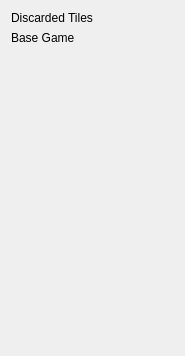
Old version of the form Carcasum/gui/remainingtilesview.ui in the repository TripleWhy/Carcasum.
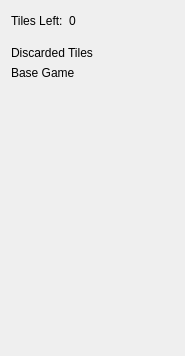
New version of the form.

Commit message: GUI changes: - experimental undo support - remaining tile count display - position drawing and id drawing can now be enabled seperately - fixed GraphicsEffect bug in RemainingTileView - limited zooming

What changed in the file:
```diff
--- a/Carcasum/gui/remainingtilesview.ui
+++ b/Carcasum/gui/remainingtilesview.ui
@@ -13,7 +13,49 @@
   <property name="windowTitle">
    <string notr="true"/>
   </property>
-  <layout class="QVBoxLayout" name="c" stretch="0,0,0">
+  <layout class="QVBoxLayout" name="c" stretch="0,0,0,0">
+   <item>
+    <widget class="QWidget" name="widget" native="true">
+     <layout class="QHBoxLayout" name="horizontalLayout">
+      <property name="leftMargin">
+       <number>0</number>
+      </property>
+      <property name="topMargin">
+       <number>0</number>
+      </property>
+      <property name="rightMargin">
+       <number>0</number>
+      </property>
+      <item>
+       <widget class="QLabel" name="label_3">
+        <property name="text">
+         <string>Tiles Left:</string>
+        </property>
+       </widget>
+      </item>
+      <item>
+       <widget class="QLabel" name="tilesLeftLabel">
+        <property name="text">
+         <string>0</string>
+        </property>
+       </widget>
+      </item>
+      <item>
+       <spacer name="horizontalSpacer">
+        <property name="orientation">
+         <enum>Qt::Horizontal</enum>
+        </property>
+        <property name="sizeHint" stdset="0">
+         <size>
+          <width>40</width>
+          <height>20</height>
+         </size>
+        </property>
+       </spacer>
+      </item>
+     </layout>
+    </widget>
+   </item>
    <item>
     <widget class="QWidget" name="discardedWidget" native="true">
      <layout class="QVBoxLayout" name="verticalLayout">
```
The commit also changes 32 other files.
